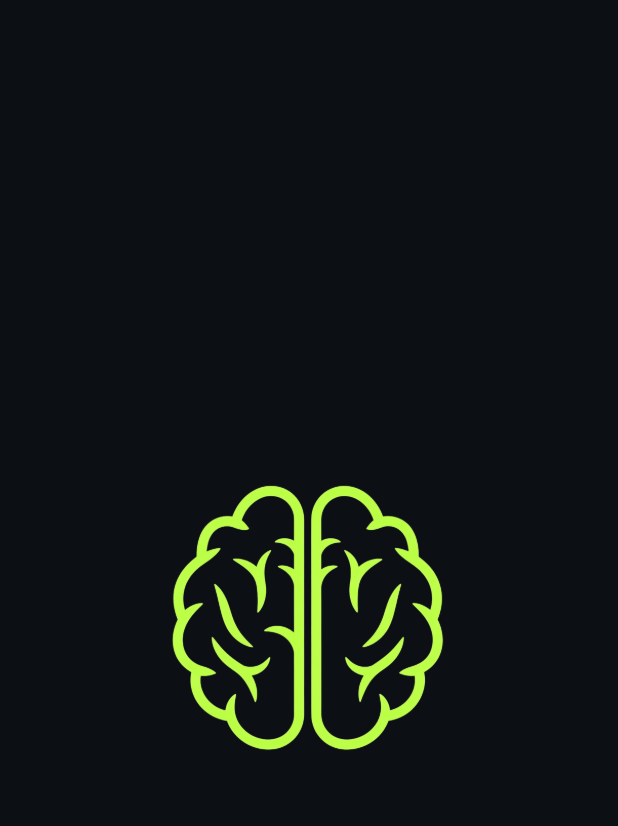
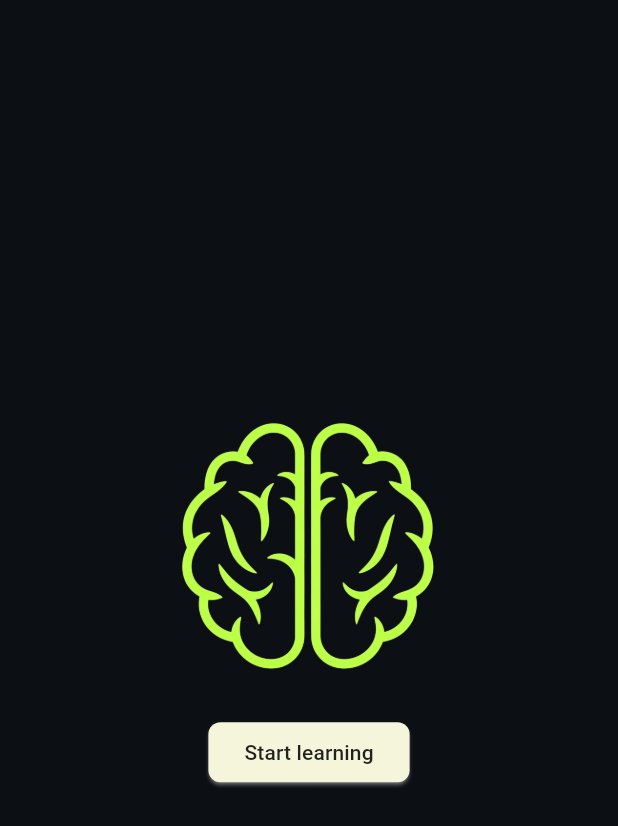
Before and after one commit to bugrahankaramollaoglu/cognivo, a Flutter app: the screen it shows after launch, on a phone screen of 412 x 824 dp. Shown: the top 826 px of the screen. Run offline on Flutter 3.47's test engine with Material 3 defaults, Android fonts, the phone set to English and light mode, and no system bars; our stand-ins replace flutter_bloc, flutter_screenutil, go_router, google_fonts, logger.

Commit message:
OK. will continue later

```diff
--- a/lib/app_colors.dart
+++ b/lib/app_colors.dart
@@ -2,4 +2,5 @@ import 'dart:ui';
 
 class AppColors {
   static final customGrey = Color(0xFF0C0F14);
+  static final customGreen = Color(0xFFBCFE4B);
 }
--- a/lib/main.dart
+++ b/lib/main.dart
@@ -4,6 +4,7 @@ import 'package:flutter/material.dart';
 import 'package:flutter/foundation.dart';
 import 'package:flutter_screenutil/flutter_screenutil.dart';
 import 'package:go_router/go_router.dart';
+import 'package:google_fonts/google_fonts.dart';
 import 'package:logger/logger.dart';
 import 'package:flutter_bloc/flutter_bloc.dart';
 
@@ -63,27 +64,53 @@ class CognivoApp extends StatelessWidget {
 final GoRouter router = GoRouter(
   initialLocation: '/',
   routes: [
-    GoRoute(path: '/', builder: (context, state) => HomeScreen()),
+    GoRoute(path: '/', builder: (context, state) => MainScreen()),
     GoRoute(path: '/login', builder: (context, state) => LoginScreen()),
     // Add more routes here
   ],
 );
 
-class HomeScreen extends StatelessWidget {
-  const HomeScreen({super.key});
+class MainScreen extends StatelessWidget {
+  const MainScreen({super.key});
 
   @override
   Widget build(BuildContext context) {
     return Scaffold(
       backgroundColor: AppColors.customGrey,
       body: Center(
-        child: Image.asset(
-          'assets/cognivo_icon.png',
-          width: 250.w,
-          height: 150.h,
+        child: Column(
+          mainAxisAlignment: MainAxisAlignment.center,
+          children: [
+            _cognivoLogo(),
+            SizedBox(height: 20.h),
+            _cognivoButton(context),
+            SizedBox(height: 20.h),
+            _cognivoStats(),
+          ],
         ),
       ),
     );
+  }
+
+  Widget _cognivoLogo() {
+    return Image.asset('assets/cognivo_icon.png', width: 150.w, height: 150.h);
+  }
+
+  Widget _cognivoButton(BuildContext context) {
+    return ElevatedButton(
+      onPressed: () {},
+      child: Text('Start learning', style: GoogleFonts.roboto()),
+      style: ElevatedButton.styleFrom(
+        shape: RoundedRectangleBorder(borderRadius: BorderRadius.circular(8)),
+        backgroundColor: Color(0xFFF5F5DC),
+        shadowColor: Colors.white,
+        foregroundColor: Colors.black87,
+      ),
+    );
+  }
+
+  Widget _cognivoStats() {
+    return Column();
   }
 }
 
@@ -110,3 +137,24 @@ class Logger {
     // You can also add your own reporting to backend here
   }
 }
+
+class HomeScreen extends StatefulWidget {
+  const HomeScreen({super.key});
+
+  @override
+  State<HomeScreen> createState() => _HomeScreenState();
+}
+
+class _HomeScreenState extends State<HomeScreen> {
+  @override
+  Widget build(BuildContext context) {
+    return Scaffold(
+      backgroundColor: AppColors.customGrey,
+      appBar: AppBar(
+        backgroundColor: AppColors.customGrey,
+        // leading: Image.asset('assets/cognivo_icon.png'),
+        actions: [Icon(Icons.flip_camera_ios, color: AppColors.customGreen)],
+      ),
+    );
+  }
+}
--- a/pubspec.yaml
+++ b/pubspec.yaml
@@ -38,6 +38,7 @@ dependencies:
   flutter_bloc: ^9.1.1
   go_router: ^16.1.0
   flutter_screenutil: ^5.9.3
+  google_fonts: ^6.3.0
 
 dev_dependencies:
   flutter_test:
```
Also changed, not shown: pubspec.lock.
